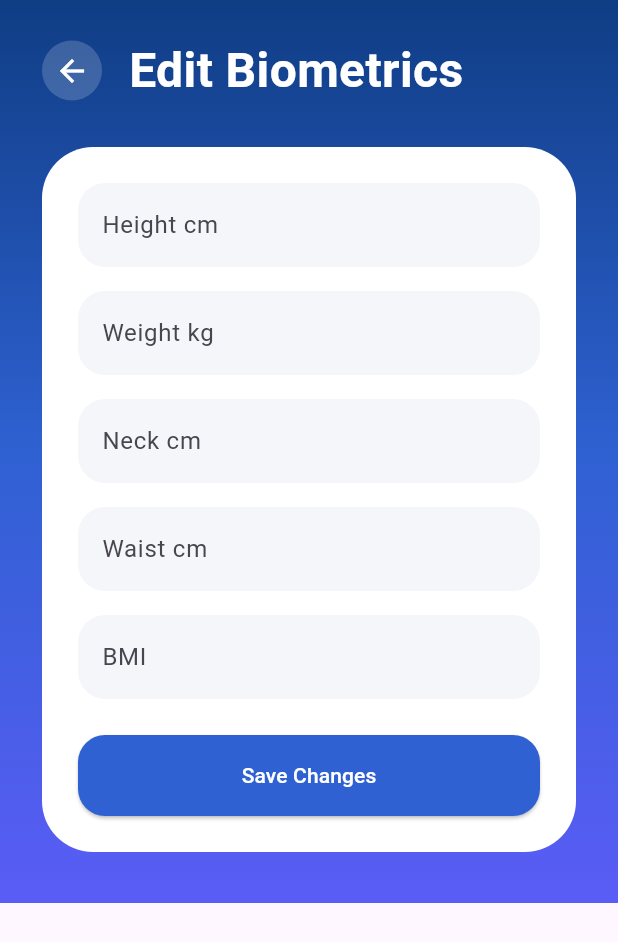
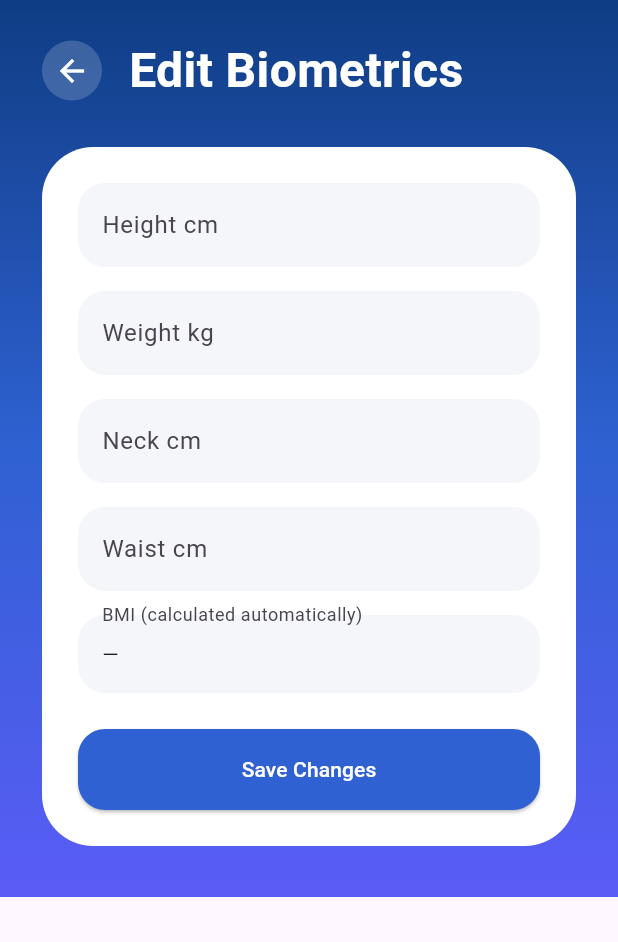
Before and after one commit to JohnBourmpoulas/pythagorean-academia-wellbeing-app, a Flutter app: the EditBiometricsScreen widget shown alone on an empty page, opened directly with empty values, on a phone screen of 412 x 824 dp. Shown: the top 942 px of the screen. Run offline on Flutter 3.47's test engine with Material 3 defaults, Android fonts, the phone set to English and light mode, and no system bars; our stand-ins replace audioplayers, dio, file_picker, flutter_secure_storage, image_picker, open_filex and 2 more; missing offline and left inert: health, syncfusion_flutter_pdfviewer; accounts and stored records are empty; network calls fail.

Commit message:
Refactor EditProfileForm build methods for conciseness

```diff
--- a/mobile_app/lib/screens/participant/participant_edit_profile_screen.dart
+++ b/mobile_app/lib/screens/participant/participant_edit_profile_screen.dart
@@ -4,12 +4,10 @@ import '../../services/api_service.dart';
 
 class EditPersonalInfoScreen extends StatelessWidget {
   final Map<String, dynamic> initialData;
-
   const EditPersonalInfoScreen({super.key, required this.initialData});
 
   @override
-  Widget build(BuildContext context) {
-    return _EditProfileForm(
+  Widget build(BuildContext context) => _EditProfileForm(
         title: 'Edit Personal Info',
         initialData: initialData,
         fields: const [
@@ -19,37 +17,31 @@ class EditPersonalInfoScreen extends StatelessWidget {
         ],
       );
 }
-}
 
 class EditBiometricsScreen extends StatelessWidget {
   final Map<String, dynamic> initialData;
-
   const EditBiometricsScreen({super.key, required this.initialData});
 
   @override
-  Widget build(BuildContext context) {
-    return _EditProfileForm(
+  Widget build(BuildContext context) => _EditProfileForm(
         title: 'Edit Biometrics',
         initialData: initialData,
         fields: const [
-        _EditField('height_cm', 'Height cm', TextInputType.number),
-        _EditField('weight_kg', 'Weight kg', TextInputType.number),
-        _EditField('neck_cm', 'Neck cm', TextInputType.number),
-        _EditField('waist_cm', 'Waist cm', TextInputType.number),
-        _EditField('bmi', 'BMI', TextInputType.number),
+          _EditField('height_cm', 'Height cm', TextInputType.numberWithOptions(decimal: true)),
+          _EditField('weight_kg', 'Weight kg', TextInputType.numberWithOptions(decimal: true)),
+          _EditField('neck_cm', 'Neck cm', TextInputType.numberWithOptions(decimal: true)),
+          _EditField('waist_cm', 'Waist cm', TextInputType.numberWithOptions(decimal: true)),
         ],
+        showCalculatedBmi: true,
       );
-  }
 }
 
 class EditLifestyleScreen extends StatelessWidget {
   final Map<String, dynamic> initialData;
-
   const EditLifestyleScreen({super.key, required this.initialData});
 
   @override
-  Widget build(BuildContext context) {
-    return _EditProfileForm(
+  Widget build(BuildContext context) => _EditProfileForm(
         title: 'Edit Lifestyle',
         initialData: initialData,
         fields: const [
@@ -60,30 +52,23 @@ class EditLifestyleScreen extends StatelessWidget {
         ],
       );
 }
-}
 
 class EditGoalsScreen extends StatelessWidget {
   final Map<String, dynamic> initialData;
-
   const EditGoalsScreen({super.key, required this.initialData});
 
   @override
-  Widget build(BuildContext context) {
-    return _EditProfileForm(
+  Widget build(BuildContext context) => _EditProfileForm(
         title: 'Edit Goals',
         initialData: initialData,
-      fields: const [
-        _EditField('goals', 'Goals', TextInputType.multiline),
-      ],
+        fields: const [_EditField('goals', 'Goals', TextInputType.multiline)],
       );
-  }
 }
 
 class _EditField {
   final String keyName;
   final String label;
   final TextInputType keyboardType;
-
   const _EditField(this.keyName, this.label, this.keyboardType);
 }
 
@@ -91,11 +76,13 @@ class _EditProfileForm extends StatefulWidget {
   final String title;
   final Map<String, dynamic> initialData;
   final List<_EditField> fields;
+  final bool showCalculatedBmi;
 
   const _EditProfileForm({
     required this.title,
     required this.initialData,
     required this.fields,
+    this.showCalculatedBmi = false,
   });
 
   @override
@@ -109,29 +96,85 @@ class _EditProfileFormState extends State<_EditProfileForm> {
   @override
   void initState() {
     super.initState();
-
     for (final field in widget.fields) {
       controllers[field.keyName] = TextEditingController(
-        text: clean(widget.initialData[field.keyName]),
+        text: _clean(widget.initialData[field.keyName]),
       );
     }
   }
 
-  String clean(dynamic value) {
+  String _clean(dynamic value) {
     if (value == null) return '';
+    if (value is List) return value.join(', ');
     final text = value.toString();
     if (text == 'null' || text == 'Not provided') return '';
     return text;
   }
 
+  double? _number(String key) {
+    final text = controllers[key]?.text.trim().replaceAll(',', '.');
+    if (text == null || text.isEmpty) return null;
+    return double.tryParse(text);
+  }
+
+  String _bmiText() {
+    final height = _number('height_cm');
+    final weight = _number('weight_kg');
+    if (height == null || weight == null || height <= 0 || weight <= 0) return '—';
+    final meters = height <= 3 ? height : height / 100;
+    return (weight / (meters * meters)).toStringAsFixed(2);
+  }
+
+  dynamic _valueForPayload(_EditField field) {
+    final raw = controllers[field.keyName]!.text.trim();
+    if (raw.isEmpty) return null;
+
+    if (const {'height_cm', 'weight_kg', 'neck_cm', 'waist_cm', 'age'}
+        .contains(field.keyName)) {
+      return raw.replaceAll(',', '.');
+    }
+
+    if (field.keyName == 'goals') {
+      return raw
+          .split(RegExp(r'[,\n]'))
+          .map((e) => e.trim())
+          .where((e) => e.isNotEmpty)
+          .toList();
+    }
+    return raw;
+  }
+
   Future<void> save() async {
+    if (isSaving) return;
+
+    if (widget.showCalculatedBmi) {
+      final height = _number('height_cm');
+      final weight = _number('weight_kg');
+      final neck = _number('neck_cm');
+      final waist = _number('waist_cm');
+
+      if (height == null || height <= 0 || weight == null || weight <= 0) {
+        _showMessage('Height and weight must be valid numbers greater than 0.');
+        return;
+      }
+      if (neck != null && neck <= 0) {
+        _showMessage('Neck must be a valid number greater than 0.');
+        return;
+      }
+      if (waist != null && waist <= 0) {
+        _showMessage('Waist must be a valid number greater than 0.');
+        return;
+      }
+    }
+
     setState(() => isSaving = true);
-
+    try {
       final payload = Map<String, dynamic>.from(widget.initialData);
-
       for (final field in widget.fields) {
-      payload[field.keyName] = controllers[field.keyName]!.text.trim();
+        payload[field.keyName] = _valueForPayload(field);
       }
+      // BMI is always calculated by the backend from height + weight.
+      payload.remove('bmi');
 
       final response = await ApiService.post(
         '/profile/save_onboarding.php',
@@ -140,19 +183,19 @@ class _EditProfileFormState extends State<_EditProfileForm> {
       );
 
       if (!mounted) return;
-
-    setState(() => isSaving = false);
-
       if (response['success'] == true) {
         Navigator.pop(context, true);
-      return;
+      } else {
+        _showMessage(response['message']?.toString() ?? 'Could not save');
+      }
+    } finally {
+      if (mounted) setState(() => isSaving = false);
+    }
   }
 
-    ScaffoldMessenger.of(context).showSnackBar(
-      SnackBar(
-        content: Text(response['message']?.toString() ?? 'Could not save'),
-      ),
-    );
+  void _showMessage(String message) {
+    if (!mounted) return;
+    ScaffoldMessenger.of(context).showSnackBar(SnackBar(content: Text(message)));
   }
 
   @override
@@ -173,10 +216,9 @@ class _EditProfileFormState extends State<_EditProfileForm> {
             child: Column(
               crossAxisAlignment: CrossAxisAlignment.start,
               children: [
-                Row(
-                  children: [
+                Row(children: [
                   CircleAvatar(
-                      backgroundColor: Colors.white.withOpacity(0.18),
+                    backgroundColor: Colors.white.withValues(alpha: 0.18),
                     child: IconButton(
                       icon: const Icon(Icons.arrow_back, color: Colors.white),
                       onPressed: () => Navigator.pop(context),
@@ -193,8 +235,7 @@ class _EditProfileFormState extends State<_EditProfileForm> {
                       ),
                     ),
                   ),
-                  ],
-                ),
+                ]),
                 const SizedBox(height: 28),
                 Container(
                   width: double.infinity,
@@ -203,15 +244,14 @@ class _EditProfileFormState extends State<_EditProfileForm> {
                     color: Colors.white,
                     borderRadius: BorderRadius.circular(34),
                   ),
-                  child: Column(
-                    children: [
-                      ...widget.fields.map((field) {
-                        return Padding(
+                  child: Column(children: [
+                    ...widget.fields.map((field) => Padding(
                           padding: const EdgeInsets.only(bottom: 16),
                           child: TextField(
                             controller: controllers[field.keyName],
                             keyboardType: field.keyboardType,
                             maxLines: field.keyboardType == TextInputType.multiline ? 4 : 1,
+                            onChanged: widget.showCalculatedBmi ? (_) => setState(() {}) : null,
                             decoration: InputDecoration(
                               labelText: field.label,
                               filled: true,
@@ -222,8 +262,23 @@ class _EditProfileFormState extends State<_EditProfileForm> {
                               ),
                             ),
                           ),
-                        );
-                      }),
+                        )),
+                    if (widget.showCalculatedBmi)
+                      Padding(
+                        padding: const EdgeInsets.only(bottom: 16),
+                        child: InputDecorator(
+                          decoration: InputDecoration(
+                            labelText: 'BMI (calculated automatically)',
+                            filled: true,
+                            fillColor: const Color(0xFFF4F6FA),
+                            border: OutlineInputBorder(
+                              borderRadius: BorderRadius.circular(18),
+                              borderSide: BorderSide.none,
+                            ),
+                          ),
+                          child: Text(_bmiText()),
+                        ),
+                      ),
                     const SizedBox(height: 8),
                     SizedBox(
                       width: double.infinity,
@@ -240,8 +295,7 @@ class _EditProfileFormState extends State<_EditProfileForm> {
                         child: Text(isSaving ? 'Saving...' : 'Save Changes'),
                       ),
                     ),
-                    ],
-                  ),
+                  ]),
                 ),
               ],
             ),
@@ -254,24 +308,17 @@ class _EditProfileFormState extends State<_EditProfileForm> {
 
 class _Gradient extends StatelessWidget {
   final Widget child;
-
   const _Gradient({required this.child});
 
   @override
-  Widget build(BuildContext context) {
-    return Container(
+  Widget build(BuildContext context) => Container(
         decoration: const BoxDecoration(
           gradient: LinearGradient(
             begin: Alignment.topCenter,
             end: Alignment.bottomCenter,
-          colors: [
-            Color(0xFF0F3D84),
-            Color(0xFF2F61D2),
-            Color(0xFF5A5CF6),
-          ],
+            colors: [Color(0xFF0F3D84), Color(0xFF2F61D2), Color(0xFF5A5CF6)],
           ),
         ),
         child: child,
       );
 }
-}
```
Lines whose indentation alone changed are shown as unchanged.
